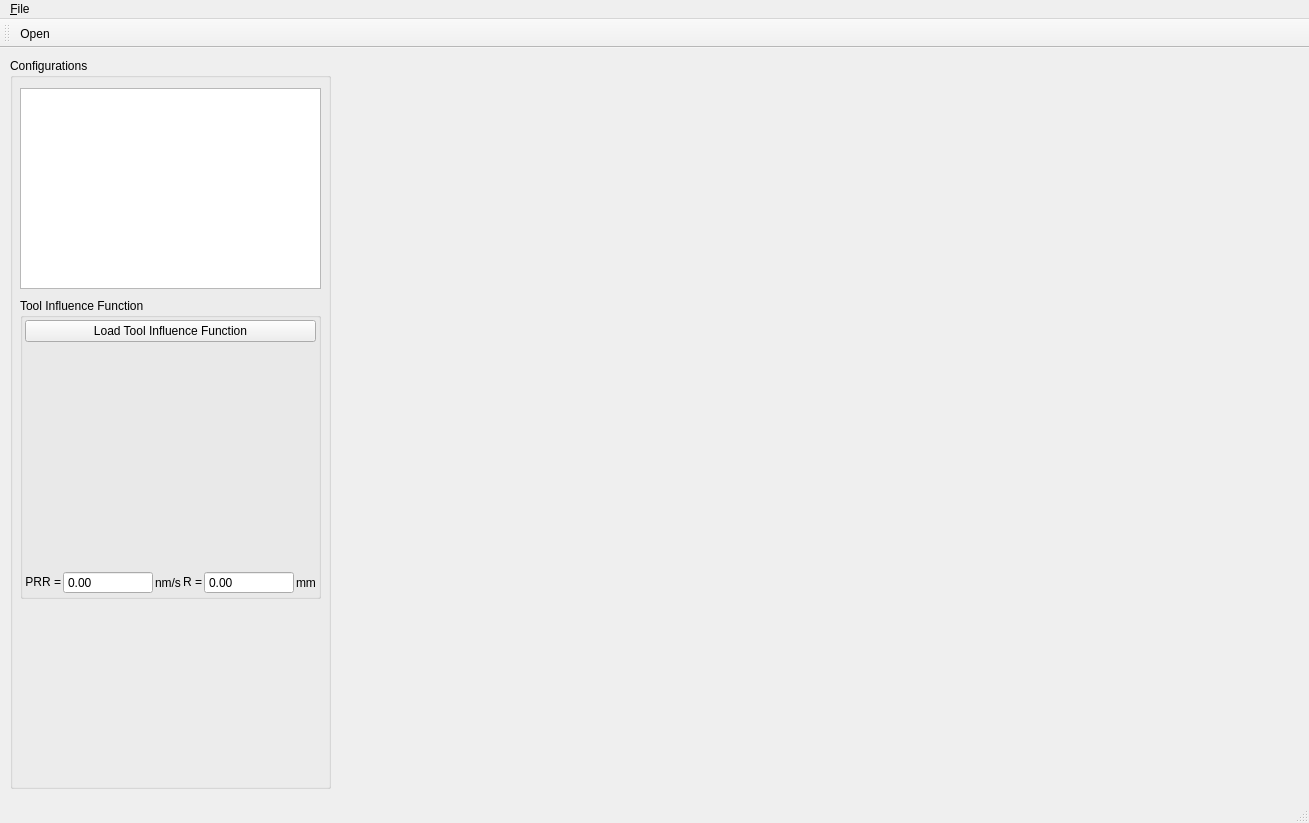
First picture: the form in cpp/pvtapp/pvtapp.ui, repository TWANG006/pvt-scheduler, before the edit.
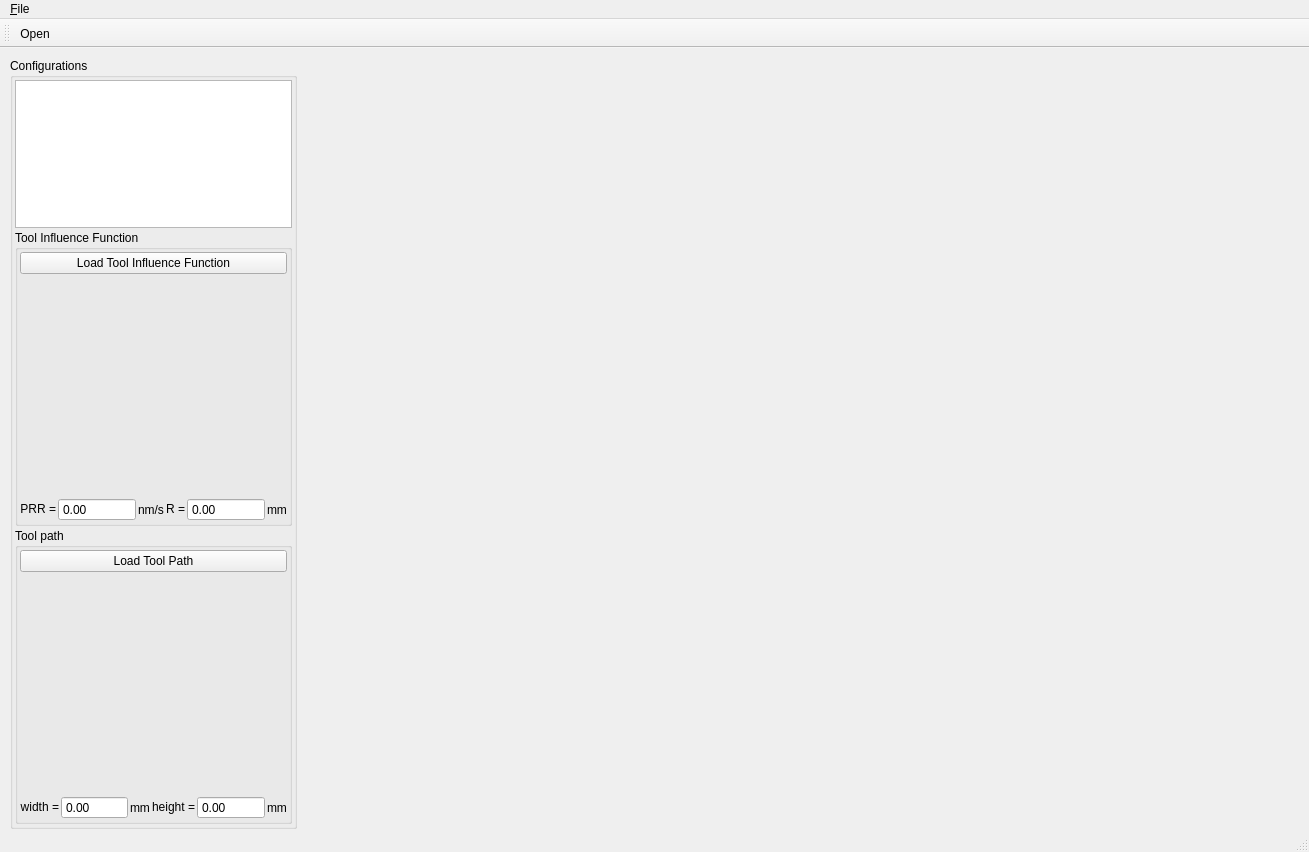
Second picture: the form after the edit. Icons and pictures are not drawn. Custom widgets are drawn as their Qt base class.

Commit message: init tool path

What changed in the file:
```diff
--- a/cpp/pvtapp/pvtapp.ui
+++ b/cpp/pvtapp/pvtapp.ui
@@ -7,7 +7,7 @@
     <x>0</x>
     <y>0</y>
     <width>1309</width>
-    <height>823</height>
+    <height>852</height>
    </rect>
   </property>
   <property name="windowTitle">
@@ -19,35 +19,38 @@
      <rect>
       <x>10</x>
       <y>10</y>
-      <width>321</width>
-      <height>731</height>
+      <width>287</width>
+      <height>771</height>
      </rect>
     </property>
     <property name="title">
      <string>Configurations</string>
     </property>
+    <layout class="QGridLayout" name="config_gridLayout" rowstretch="1,2,2">
+     <property name="leftMargin">
+      <number>2</number>
+     </property>
+     <property name="topMargin">
+      <number>2</number>
+     </property>
+     <property name="rightMargin">
+      <number>2</number>
+     </property>
+     <property name="bottomMargin">
+      <number>2</number>
+     </property>
+     <property name="spacing">
+      <number>2</number>
+     </property>
+     <item row="0" column="0">
     <widget class="QTreeWidget" name="h5_treeWidget">
-     <property name="geometry">
-      <rect>
-       <x>10</x>
-       <y>30</y>
-       <width>301</width>
-       <height>201</height>
-      </rect>
-     </property>
      <property name="columnCount">
       <number>0</number>
      </property>
     </widget>
+     </item>
+     <item row="1" column="0">
     <widget class="QGroupBox" name="tif_groupBox">
-     <property name="geometry">
-      <rect>
-       <x>10</x>
-       <y>240</y>
-       <width>301</width>
-       <height>301</height>
-      </rect>
-     </property>
      <property name="title">
       <string>Tool Influence Function</string>
      </property>
@@ -152,6 +155,115 @@
       </item>
      </layout>
     </widget>
+     </item>
+     <item row="2" column="0">
+      <widget class="QGroupBox" name="tool_path_groupBox">
+       <property name="title">
+        <string>Tool path</string>
+       </property>
+       <layout class="QGridLayout" name="tool_path_gridLayout" rowstretch="0,1,0">
+        <property name="leftMargin">
+         <number>2</number>
+        </property>
+        <property name="topMargin">
+         <number>2</number>
+        </property>
+        <property name="rightMargin">
+         <number>2</number>
+        </property>
+        <property name="bottomMargin">
+         <number>2</number>
+        </property>
+        <property name="spacing">
+         <number>2</number>
+        </property>
+        <item row="0" column="0">
+         <widget class="QPushButton" name="load_path_button">
+          <property name="text">
+           <string>Load Tool Path</string>
+          </property>
+         </widget>
+        </item>
+        <item row="1" column="0">
+         <widget class="QCustomPlot" name="path_plot" native="true"/>
+        </item>
+        <item row="2" column="0">
+         <layout class="QGridLayout" name="gridLayout_2" columnstretch="0,1,0,0,1,0">
+          <property name="spacing">
+           <number>2</number>
+          </property>
+          <item row="0" column="0">
+           <widget class="QLabel" name="path_w_label">
+            <property name="text">
+             <string>&lt;html&gt;&lt;head/&gt;&lt;body&gt;&lt;p align=&quot;right&quot;&gt;width =&lt;/p&gt;&lt;/body&gt;&lt;/html&gt;</string>
+            </property>
+           </widget>
+          </item>
+          <item row="0" column="1">
+           <widget class="QDoubleSpinBox" name="path_w_value_box">
+            <property name="enabled">
+             <bool>true</bool>
+            </property>
+            <property name="readOnly">
+             <bool>true</bool>
+            </property>
+            <property name="buttonSymbols">
+             <enum>QAbstractSpinBox::NoButtons</enum>
+            </property>
+            <property name="maximum">
+             <double>999999.000000000000000</double>
+            </property>
+            <property name="singleStep">
+             <double>0.010000000000000</double>
+            </property>
+           </widget>
+          </item>
+          <item row="0" column="2">
+           <widget class="QLabel" name="path_w_unit_label">
+            <property name="text">
+             <string>mm</string>
+            </property>
+           </widget>
+          </item>
+          <item row="0" column="3">
+           <widget class="QLabel" name="path_h_label">
+            <property name="text">
+             <string>&lt;html&gt;&lt;head/&gt;&lt;body&gt;&lt;p align=&quot;right&quot;&gt;height =&lt;/p&gt;&lt;/body&gt;&lt;/html&gt;</string>
+            </property>
+           </widget>
+          </item>
+          <item row="0" column="4">
+           <widget class="QDoubleSpinBox" name="path_h_value_box">
+            <property name="enabled">
+             <bool>true</bool>
+            </property>
+            <property name="readOnly">
+             <bool>true</bool>
+            </property>
+            <property name="buttonSymbols">
+             <enum>QAbstractSpinBox::NoButtons</enum>
+            </property>
+            <property name="maximum">
+             <double>999999.000000000000000</double>
+            </property>
+            <property name="singleStep">
+             <double>0.010000000000000</double>
+            </property>
+           </widget>
+          </item>
+          <item row="0" column="5">
+           <widget class="QLabel" name="path_h_unit_label">
+            <property name="text">
+             <string>mm</string>
+            </property>
+           </widget>
+          </item>
+         </layout>
+        </item>
+       </layout>
+      </widget>
+     </item>
+    </layout>
    </widget>
   </widget>
   <widget class="QMenuBar" name="menuBar">
```
Lines whose indentation alone changed are shown as unchanged.
